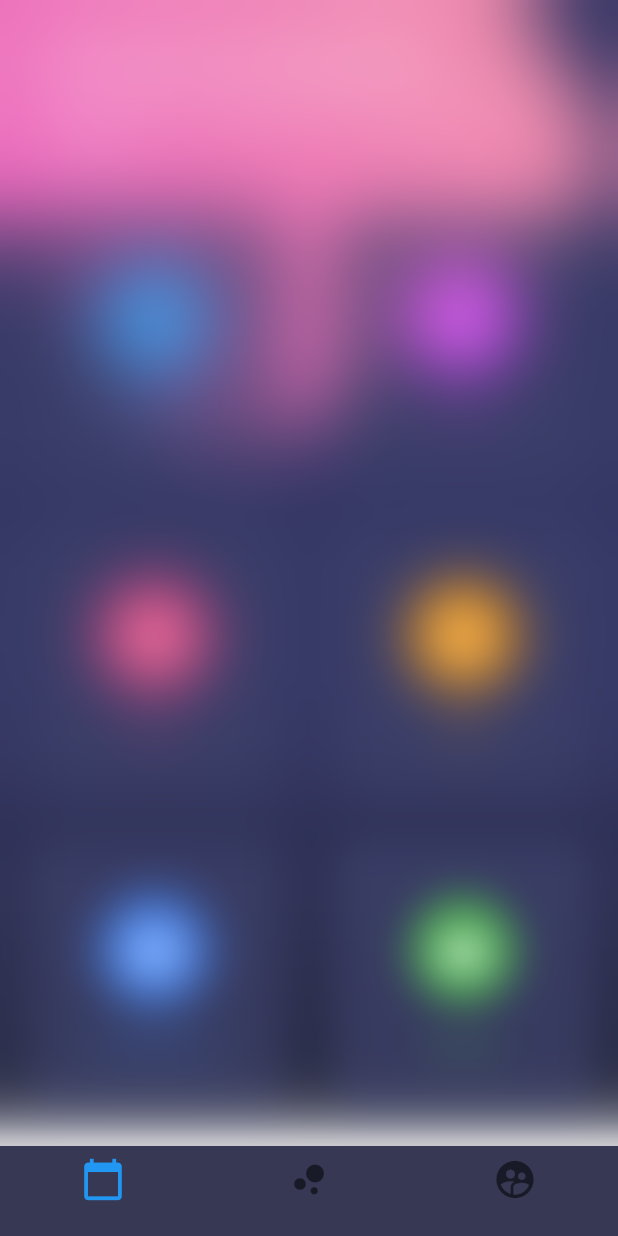
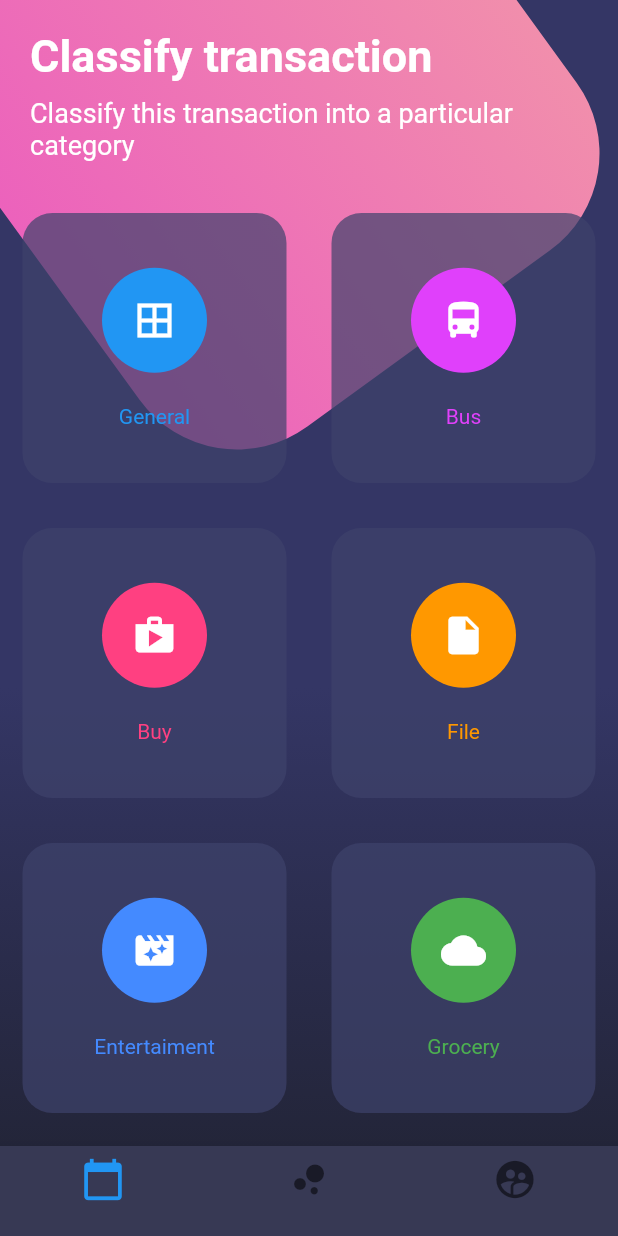
Before and after one commit to AkariHerrera/f_disenos, a Flutter app: the screen it shows after launch, on a phone screen of 412 x 824 dp. Run offline on Flutter 3.47's test engine with Material 2 defaults, Android fonts, the phone set to English and light mode, and no system bars.

Commit message:
correcion errores

```diff
--- a/lib/main.dart
+++ b/lib/main.dart
@@ -11,6 +11,8 @@ class MyApp extends StatelessWidget {
   Widget build(BuildContext context) {
     //  SystemChrome.setSystemUIOverlayStyle(
     //      SystemUiOverlayStyle.light.copyWith(statusBarColor: Colors.white));
+    // SystemChrome.setSystemUIOverlayStyle(SystemUiOverlayStyle.light
+    //    .copyWith(statusBarColor: Colors.transparent));
     return MaterialApp(
       debugShowCheckedModeBanner: false,
       title: 'Diseños',
--- a/lib/src/pages/botones_page.dart
+++ b/lib/src/pages/botones_page.dart
@@ -130,7 +130,7 @@ class BotonesPage extends StatelessWidget {
 
   Widget _crearBotonRedondeado(Color color, IconData icono, String texto) {
     return BackdropFilter(
-      filter: ImageFilter.blur(sigmaX: 10.0, sigmaY: 10.0),
+      filter: ImageFilter.blur(sigmaX: 0.1, sigmaY: 0.1),
       child: Container(
         height: 180.0,
         margin: EdgeInsets.all(15.0),
```
